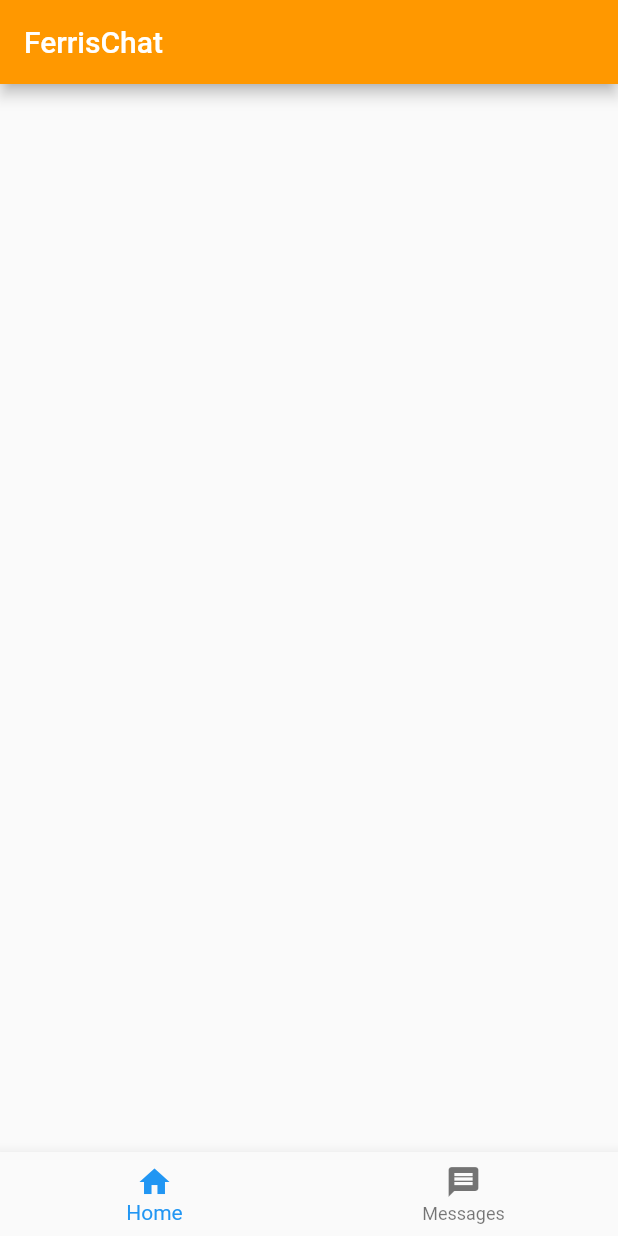
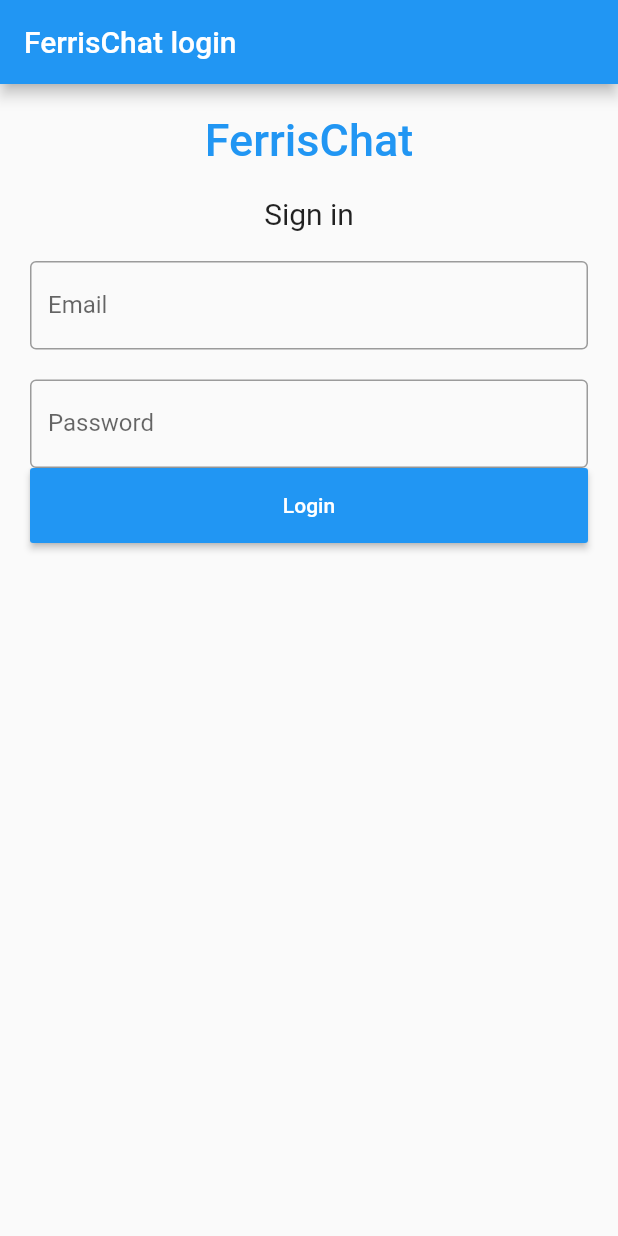
Before and after one commit to alf1e/ferrischat-mobile-app, a Flutter app: the screen it shows after launch, on a phone screen of 412 x 824 dp. Run offline on Flutter 3.47's test engine with Material 2 defaults, Android fonts, the light colour scheme and no system bars; our stand-ins replace shared_preferences.

Commit message:
Add login

```diff
--- /dev/null
+++ b/lib/login.dart
@@ -0,0 +1,94 @@
+import 'dart:convert';
+
+import 'package:flutter/material.dart';
+import './main.dart';
+import 'package:http/http.dart' as http;
+import 'package:shared_preferences/shared_preferences.dart';
+
+class Login extends StatefulWidget {
+  @override
+  State<Login> createState() => _State();
+}
+
+class _State extends State<Login> {
+  TextEditingController nameController = TextEditingController();
+  TextEditingController passwordController = TextEditingController();
+
+  @override
+  Widget build(BuildContext context) {
+    return MaterialApp(
+        home: Scaffold(
+            appBar: AppBar(
+              title: Text('FerrisChat login'),
+            ),
+            body: Padding(
+                padding: EdgeInsets.all(10),
+                child: ListView(
+                  children: <Widget>[
+                    Container(
+                        alignment: Alignment.center,
+                        padding: EdgeInsets.all(10),
+                        child: Text(
+                          'FerrisChat',
+                          style: TextStyle(
+                              color: Colors.blue,
+                              fontWeight: FontWeight.w500,
+                              fontSize: 30),
+                        )),
+                    Container(
+                        alignment: Alignment.center,
+                        padding: EdgeInsets.all(10),
+                        child: Text(
+                          'Sign in',
+                          style: TextStyle(fontSize: 20),
+                        )),
+                    Container(
+                      padding: EdgeInsets.all(10),
+                      child: TextField(
+                        controller: nameController,
+                        decoration: InputDecoration(
+                          border: OutlineInputBorder(),
+                          labelText: 'Email',
+                        ),
+                      ),
+                    ),
+                    Container(
+                      padding: EdgeInsets.fromLTRB(10, 10, 10, 0),
+                      child: TextField(
+                        obscureText: true,
+                        controller: passwordController,
+                        decoration: InputDecoration(
+                          border: OutlineInputBorder(),
+                          labelText: 'Password',
+                        ),
+                      ),
+                    ),
+                    Container(
+                        height: 50,
+                        padding: EdgeInsets.fromLTRB(10, 0, 10, 0),
+                        child: RaisedButton(
+                          textColor: Colors.white,
+                          color: Colors.blue,
+                          child: Text('Login'),
+                          onPressed: () async {
+                            var r = await http.post(
+                              Uri.parse("https://api.ferris.chat/v0/auth"),
+                              body: jsonEncode({
+                                "email": nameController.text,
+                                "password": passwordController.text
+                              }),
+                              headers: {"Content-Type": "application/json"},
+                            );
+                            dynamic json = jsonDecode(r.body);
+                            SharedPreferences prefs =
+                                await SharedPreferences.getInstance();
+                            prefs.setString('ferris-token', json["token"]);
+
+                            var nav = Navigator.of(context);
+                            nav.pushNamed("/");
+                          },
+                        )),
+                  ],
+                ))));
+  }
+}
--- a/lib/main.dart
+++ b/lib/main.dart
@@ -1,19 +1,50 @@
 // ignore_for_file: prefer_const_literals_to_create_immutables, prefer_const_constructors, unused_field, use_key_in_widget_constructors
 
+import 'dart:io';
+
 import 'package:flutter/material.dart';
+import './login.dart';
+import 'package:shared_preferences/shared_preferences.dart';
 
-void main() {
-  runApp(const MyApp());
+void main() async {
+  WidgetsFlutterBinding.ensureInitialized();
+  var route;
+  SharedPreferences prefs = await SharedPreferences.getInstance();
+  if (prefs.containsKey("ferris-token") != true) {
+    route = "/login";
+  } else {
+    route = "/";
+  }
+  runApp(MyApp(route: route));
 }
 
 class MyApp extends StatefulWidget {
-  const MyApp({Key? key}) : super(key: key);
+  final String? route;
+  const MyApp({Key? key, this.route}) : super(key: key);
 
   @override
-  State<MyApp> createState() => _MyAppState();
+  State<MyApp> createState() => MyAppState();
 }
 
-class _MyAppState extends State<MyApp> {
+class MyAppState extends State<MyApp> {
+  final _navigatorKey = GlobalKey<NavigatorState>();
+
+  @override
+  Widget build(BuildContext context) {
+    return MaterialApp(
+      initialRoute: widget.route,
+      navigatorKey: _navigatorKey,
+      routes: {'/': (context) => HomePage(), '/login': (context) => Login()},
+    );
+  }
+}
+
+class HomePage extends StatefulWidget {
+  @override
+  State<HomePage> createState() => _HomeState();
+}
+
+class _HomeState extends State<HomePage> {
   int _selectedIndex = 0;
 
   void _onItemTapped(int index) {
@@ -25,7 +56,6 @@
   @override
   Widget build(BuildContext context) {
     List<Widget> _pages = <Widget>[Home(), DMS()];
-
     return MaterialApp(
         home: Scaffold(
             appBar: AppBar(
@@ -44,20 +74,6 @@
   }
 }
 
-class Home extends StatefulWidget {
-  @override
-  State<Home> createState() => _HomeState();
-}
-
-class _HomeState extends State<Home> {
-  @override
-  Widget build(BuildContext context) {
-    return MaterialApp(
-      home: Scaffold(),
-    );
-  }
-}
-
 class DMS extends StatefulWidget {
   @override
   State<DMS> createState() => _DMSState();
@@ -70,9 +86,16 @@
       home: Scaffold(
           body: Center(
               child: Text(
-        "DMs have not yet been implemented in FerrisChat",
+        "As of the 10/12/2021 DMs have not been implemented in FerrisChat",
         textAlign: TextAlign.center,
       ))),
     );
   }
 }
+
+class Home extends StatelessWidget {
+  @override
+  Widget build(BuildContext context) {
+    return MaterialApp(home: Scaffold());
+  }
+}
--- a/pubspec.yaml
+++ b/pubspec.yaml
@@ -34,6 +34,8 @@ dependencies:
   # The following adds the Cupertino Icons font to your application.
   # Use with the CupertinoIcons class for iOS style icons.
   cupertino_icons: ^1.0.2
+  shared_preferences: ^0.5.12+4
+  http: ^0.13.4
 
 dev_dependencies:
   flutter_test:
```
Also changed, not shown: pubspec.lock.
